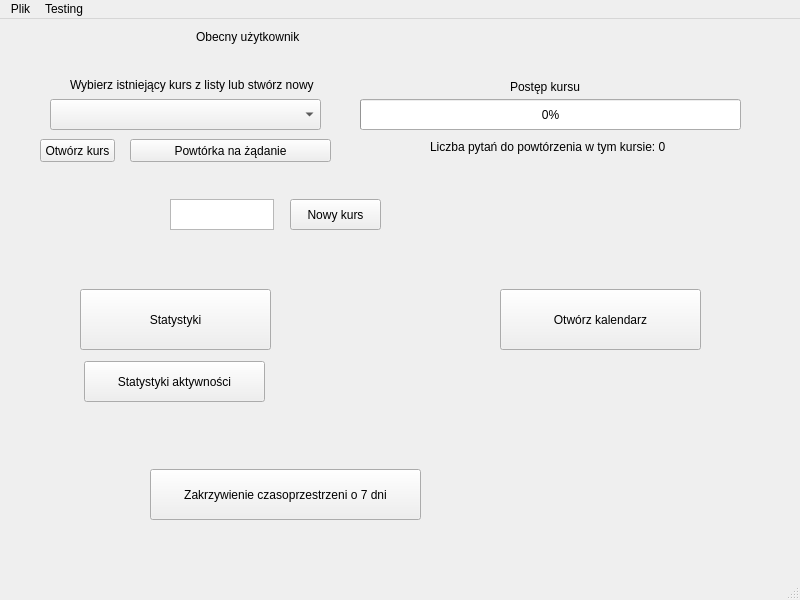
Qt form MainMenuWindow.ui (wshknmt/QT-SuperMemo) before a commit.
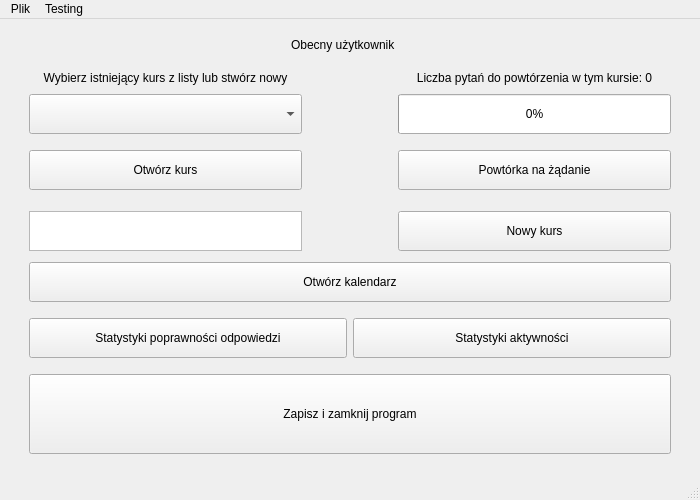
The same form after that commit.

Commit message: MainMenu window looks better

Diff of the .ui file:
```diff
--- a/MainMenuWindow.ui
+++ b/MainMenuWindow.ui
@@ -6,216 +6,393 @@
    <rect>
     <x>0</x>
     <y>0</y>
-    <width>800</width>
-    <height>600</height>
+    <width>700</width>
+    <height>500</height>
    </rect>
   </property>
+  <property name="minimumSize">
+   <size>
+    <width>700</width>
+    <height>500</height>
+   </size>
+  </property>
   <property name="windowTitle">
    <string>MainWindow</string>
   </property>
   <widget class="QWidget" name="centralwidget">
-   <widget class="QComboBox" name="coursesComboBox">
-    <property name="geometry">
-     <rect>
-      <x>50</x>
-      <y>80</y>
-      <width>271</width>
-      <height>31</height>
-     </rect>
-    </property>
-   </widget>
-   <widget class="QLabel" name="label">
-    <property name="geometry">
-     <rect>
-      <x>70</x>
-      <y>50</y>
-      <width>301</width>
-      <height>31</height>
-     </rect>
-    </property>
-    <property name="text">
-     <string>Wybierz istniejący kurs z listy lub stwórz nowy</string>
-    </property>
-   </widget>
-   <widget class="QTextEdit" name="courseNameTextEdit">
-    <property name="geometry">
-     <rect>
-      <x>170</x>
-      <y>180</y>
-      <width>104</width>
-      <height>31</height>
-     </rect>
-    </property>
-   </widget>
-   <widget class="QPushButton" name="newCourseButton">
-    <property name="geometry">
-     <rect>
-      <x>290</x>
-      <y>180</y>
-      <width>91</width>
-      <height>31</height>
-     </rect>
-    </property>
-    <property name="text">
-     <string>Nowy kurs</string>
-    </property>
-   </widget>
-   <widget class="QPushButton" name="openCourseButton">
-    <property name="geometry">
-     <rect>
-      <x>40</x>
-      <y>120</y>
-      <width>75</width>
-      <height>23</height>
-     </rect>
-    </property>
-    <property name="text">
-     <string>Otwórz kurs</string>
-    </property>
-   </widget>
-   <widget class="QPushButton" name="warpTimeButton">
-    <property name="geometry">
-     <rect>
-      <x>150</x>
-      <y>450</y>
-      <width>271</width>
-      <height>51</height>
-     </rect>
-    </property>
-    <property name="text">
-     <string>Zakrzywienie czasoprzestrzeni o 7 dni</string>
-    </property>
-   </widget>
-   <widget class="QWidget" name="layoutWidget">
-    <property name="geometry">
-     <rect>
-      <x>196</x>
-      <y>10</y>
-      <width>231</width>
-      <height>16</height>
-     </rect>
-    </property>
-    <layout class="QHBoxLayout" name="horizontalLayout">
-     <item>
-      <widget class="QLabel" name="label_2">
-       <property name="sizePolicy">
-        <sizepolicy hsizetype="Fixed" vsizetype="Preferred">
-         <horstretch>2</horstretch>
-         <verstretch>0</verstretch>
-        </sizepolicy>
-       </property>
-       <property name="text">
-        <string>Obecny użytkownik</string>
-       </property>
-      </widget>
-     </item>
-     <item>
-      <widget class="QLabel" name="userDisplayLabel">
-       <property name="text">
-        <string/>
-       </property>
-      </widget>
-     </item>
-    </layout>
-   </widget>
-   <widget class="QPushButton" name="openCalendarButton">
-    <property name="geometry">
-     <rect>
-      <x>500</x>
-      <y>270</y>
-      <width>201</width>
-      <height>61</height>
-     </rect>
-    </property>
-    <property name="text">
-     <string>Otwórz kalendarz</string>
-    </property>
-   </widget>
-   <widget class="QPushButton" name="statsButton">
-    <property name="geometry">
-     <rect>
-      <x>80</x>
-      <y>270</y>
-      <width>191</width>
-      <height>61</height>
-     </rect>
-    </property>
-    <property name="text">
-     <string>Statystyki</string>
-    </property>
-   </widget>
-   <widget class="QLabel" name="label_3">
-    <property name="geometry">
-     <rect>
-      <x>510</x>
-      <y>60</y>
-      <width>151</width>
-      <height>16</height>
-     </rect>
-    </property>
-    <property name="text">
-     <string>Postęp kursu</string>
-    </property>
-   </widget>
-   <widget class="QProgressBar" name="progressBar">
-    <property name="geometry">
-     <rect>
-      <x>360</x>
-      <y>80</y>
-      <width>381</width>
-      <height>31</height>
-     </rect>
-    </property>
-    <property name="value">
-     <number>0</number>
-    </property>
-   </widget>
-   <widget class="QPushButton" name="extraReviewButton">
-    <property name="geometry">
-     <rect>
-      <x>130</x>
-      <y>120</y>
-      <width>201</width>
-      <height>23</height>
-     </rect>
-    </property>
-    <property name="text">
-     <string>Powtórka na żądanie</string>
-    </property>
-   </widget>
-   <widget class="QLabel" name="questionsToRepeatCounter">
-    <property name="geometry">
-     <rect>
-      <x>430</x>
-      <y>120</y>
-      <width>241</width>
-      <height>16</height>
-     </rect>
-    </property>
-    <property name="text">
-     <string>Liczba pytań do powtórzenia w tym kursie: 0</string>
-    </property>
-   </widget>
-   <widget class="QPushButton" name="activityStatsButton">
-    <property name="geometry">
-     <rect>
-      <x>84</x>
-      <y>342</y>
-      <width>181</width>
-      <height>41</height>
-     </rect>
-    </property>
-    <property name="text">
-     <string>Statystyki aktywności</string>
-    </property>
-   </widget>
+   <layout class="QGridLayout" name="gridLayout">
+    <item row="2" column="1">
+     <layout class="QHBoxLayout" name="horizontalLayout_3">
+      <item>
+       <widget class="QPushButton" name="openCourseButton">
+        <property name="sizePolicy">
+         <sizepolicy hsizetype="Minimum" vsizetype="Fixed">
+          <horstretch>0</horstretch>
+          <verstretch>0</verstretch>
+         </sizepolicy>
+        </property>
+        <property name="minimumSize">
+         <size>
+          <width>0</width>
+          <height>40</height>
+         </size>
+        </property>
+        <property name="text">
+         <string>Otwórz kurs</string>
+        </property>
+       </widget>
+      </item>
+      <item>
+       <spacer name="horizontalSpacer_3">
+        <property name="orientation">
+         <enum>Qt::Horizontal</enum>
+        </property>
+        <property name="sizeType">
+         <enum>QSizePolicy::Fixed</enum>
+        </property>
+        <property name="sizeHint" stdset="0">
+         <size>
+          <width>90</width>
+          <height>20</height>
+         </size>
+        </property>
+       </spacer>
+      </item>
+      <item>
+       <widget class="QPushButton" name="extraReviewButton">
+        <property name="minimumSize">
+         <size>
+          <width>0</width>
+          <height>40</height>
+         </size>
+        </property>
+        <property name="text">
+         <string>Powtórka na żądanie</string>
+        </property>
+       </widget>
+      </item>
+     </layout>
+    </item>
+    <item row="3" column="1">
+     <layout class="QHBoxLayout" name="horizontalLayout_5">
+      <item>
+       <widget class="QTextEdit" name="courseNameTextEdit">
+        <property name="sizePolicy">
+         <sizepolicy hsizetype="Expanding" vsizetype="Minimum">
+          <horstretch>0</horstretch>
+          <verstretch>0</verstretch>
+         </sizepolicy>
+        </property>
+        <property name="minimumSize">
+         <size>
+          <width>0</width>
+          <height>40</height>
+         </size>
+        </property>
+        <property name="maximumSize">
+         <size>
+          <width>16777215</width>
+          <height>30</height>
+         </size>
+        </property>
+       </widget>
+      </item>
+      <item>
+       <spacer name="horizontalSpacer_4">
+        <property name="orientation">
+         <enum>Qt::Horizontal</enum>
+        </property>
+        <property name="sizeType">
+         <enum>QSizePolicy::Fixed</enum>
+        </property>
+        <property name="sizeHint" stdset="0">
+         <size>
+          <width>90</width>
+          <height>20</height>
+         </size>
+        </property>
+       </spacer>
+      </item>
+      <item>
+       <widget class="QPushButton" name="newCourseButton">
+        <property name="sizePolicy">
+         <sizepolicy hsizetype="Expanding" vsizetype="Minimum">
+          <horstretch>0</horstretch>
+          <verstretch>0</verstretch>
+         </sizepolicy>
+        </property>
+        <property name="minimumSize">
+         <size>
+          <width>0</width>
+          <height>40</height>
+         </size>
+        </property>
+        <property name="maximumSize">
+         <size>
+          <width>16777215</width>
+          <height>30</height>
+         </size>
+        </property>
+        <property name="text">
+         <string>Nowy kurs</string>
+        </property>
+       </widget>
+      </item>
+     </layout>
+    </item>
+    <item row="4" column="1">
+     <widget class="QPushButton" name="openCalendarButton">
+      <property name="minimumSize">
+       <size>
+        <width>0</width>
+        <height>40</height>
+       </size>
+      </property>
+      <property name="text">
+       <string>Otwórz kalendarz</string>
+      </property>
+     </widget>
+    </item>
+    <item row="1" column="1">
+     <layout class="QHBoxLayout" name="horizontalLayout_2">
+      <item>
+       <layout class="QVBoxLayout" name="verticalLayout_2">
+        <item>
+         <widget class="QLabel" name="label">
+          <property name="maximumSize">
+           <size>
+            <width>16777215</width>
+            <height>20</height>
+           </size>
+          </property>
+          <property name="text">
+           <string>Wybierz istniejący kurs z listy lub stwórz nowy</string>
+          </property>
+          <property name="alignment">
+           <set>Qt::AlignCenter</set>
+          </property>
+         </widget>
+        </item>
+        <item>
+         <widget class="QComboBox" name="coursesComboBox">
+          <property name="sizePolicy">
+           <sizepolicy hsizetype="Expanding" vsizetype="Fixed">
+            <horstretch>0</horstretch>
+            <verstretch>0</verstretch>
+           </sizepolicy>
+          </property>
+          <property name="minimumSize">
+           <size>
+            <width>0</width>
+            <height>40</height>
+           </size>
+          </property>
+         </widget>
+        </item>
+       </layout>
+      </item>
+      <item>
+       <spacer name="horizontalSpacer_9">
+        <property name="orientation">
+         <enum>Qt::Horizontal</enum>
+        </property>
+        <property name="sizeType">
+         <enum>QSizePolicy::Fixed</enum>
+        </property>
+        <property name="sizeHint" stdset="0">
+         <size>
+          <width>90</width>
+          <height>20</height>
+         </size>
+        </property>
+       </spacer>
+      </item>
+      <item>
+       <layout class="QVBoxLayout" name="verticalLayout">
+        <item>
+         <widget class="QLabel" name="questionsToRepeatCounter">
+          <property name="maximumSize">
+           <size>
+            <width>16777215</width>
+            <height>20</height>
+           </size>
+          </property>
+          <property name="text">
+           <string>Liczba pytań do powtórzenia w tym kursie: 0</string>
+          </property>
+          <property name="alignment">
+           <set>Qt::AlignCenter</set>
+          </property>
+         </widget>
+        </item>
+        <item>
+         <widget class="QProgressBar" name="progressBar">
+          <property name="minimumSize">
+           <size>
+            <width>0</width>
+            <height>40</height>
+           </size>
+          </property>
+          <property name="value">
+           <number>0</number>
+          </property>
+         </widget>
+        </item>
+       </layout>
+      </item>
+     </layout>
+    </item>
+    <item row="5" column="1">
+     <layout class="QHBoxLayout" name="horizontalLayout_6">
+      <item>
+       <widget class="QPushButton" name="statsButton">
+        <property name="minimumSize">
+         <size>
+          <width>0</width>
+          <height>40</height>
+         </size>
+        </property>
+        <property name="text">
+         <string>Statystyki poprawności odpowiedzi</string>
+        </property>
+       </widget>
+      </item>
+      <item>
+       <widget class="QPushButton" name="activityStatsButton">
+        <property name="minimumSize">
+         <size>
+          <width>0</width>
+          <height>40</height>
+         </size>
+        </property>
+        <property name="text">
+         <string>Statystyki aktywności</string>
+        </property>
+       </widget>
+      </item>
+     </layout>
+    </item>
+    <item row="0" column="1">
+     <layout class="QHBoxLayout" name="horizontalLayout">
+      <item>
+       <spacer name="horizontalSpacer">
+        <property name="orientation">
+         <enum>Qt::Horizontal</enum>
+        </property>
+        <property name="sizeType">
+         <enum>QSizePolicy::Expanding</enum>
+        </property>
+        <property name="sizeHint" stdset="0">
+         <size>
+          <width>50</width>
+          <height>1</height>
+         </size>
+        </property>
+       </spacer>
+      </item>
+      <item>
+       <widget class="QLabel" name="label_2">
+        <property name="sizePolicy">
+         <sizepolicy hsizetype="Fixed" vsizetype="Fixed">
+          <horstretch>2</horstretch>
+          <verstretch>0</verstretch>
+         </sizepolicy>
+        </property>
+        <property name="maximumSize">
+         <size>
+          <width>16777215</width>
+          <height>30</height>
+         </size>
+        </property>
+        <property name="text">
+         <string>Obecny użytkownik</string>
+        </property>
+       </widget>
+      </item>
+      <item>
+       <widget class="QLabel" name="userDisplayLabel">
+        <property name="sizePolicy">
+         <sizepolicy hsizetype="Minimum" vsizetype="Fixed">
+          <horstretch>0</horstretch>
+          <verstretch>0</verstretch>
+         </sizepolicy>
+        </property>
+        <property name="text">
+         <string/>
+        </property>
+       </widget>
+      </item>
+      <item>
+       <spacer name="horizontalSpacer_2">
+        <property name="orientation">
+         <enum>Qt::Horizontal</enum>
+        </property>
+        <property name="sizeType">
+         <enum>QSizePolicy::Expanding</enum>
+        </property>
+        <property name="sizeHint" stdset="0">
+         <size>
+          <width>50</width>
+          <height>1</height>
+         </size>
+        </property>
+       </spacer>
+      </item>
+     </layout>
+    </item>
+    <item row="1" column="2">
+     <spacer name="horizontalSpacer_7">
+      <property name="orientation">
+       <enum>Qt::Horizontal</enum>
+      </property>
+      <property name="sizeType">
+       <enum>QSizePolicy::Fixed</enum>
+      </property>
+      <property name="sizeHint" stdset="0">
+       <size>
+        <width>20</width>
+        <height>20</height>
+       </size>
+      </property>
+     </spacer>
+    </item>
+    <item row="6" column="1">
+     <widget class="QPushButton" name="exitButton">
+      <property name="minimumSize">
+       <size>
+        <width>0</width>
+        <height>80</height>
+       </size>
+      </property>
+      <property name="text">
+       <string>Zapisz i zamknij program</string>
+      </property>
+     </widget>
+    </item>
+    <item row="2" column="0">
+     <spacer name="horizontalSpacer_10">
+      <property name="orientation">
+       <enum>Qt::Horizontal</enum>
+      </property>
+      <property name="sizeType">
+       <enum>QSizePolicy::Fixed</enum>
+      </property>
+      <property name="sizeHint" stdset="0">
+       <size>
+        <width>20</width>
+        <height>20</height>
+       </size>
+      </property>
+     </spacer>
+    </item>
+   </layout>
   </widget>
   <widget class="QMenuBar" name="menubar">
    <property name="geometry">
     <rect>
      <x>0</x>
      <y>0</y>
-     <width>800</width>
+     <width>700</width>
      <height>21</height>
     </rect>
    </property>
```
Left out of the diff: 6 changed lines with no effect on the pictures. The commit also changes 3 other files.
